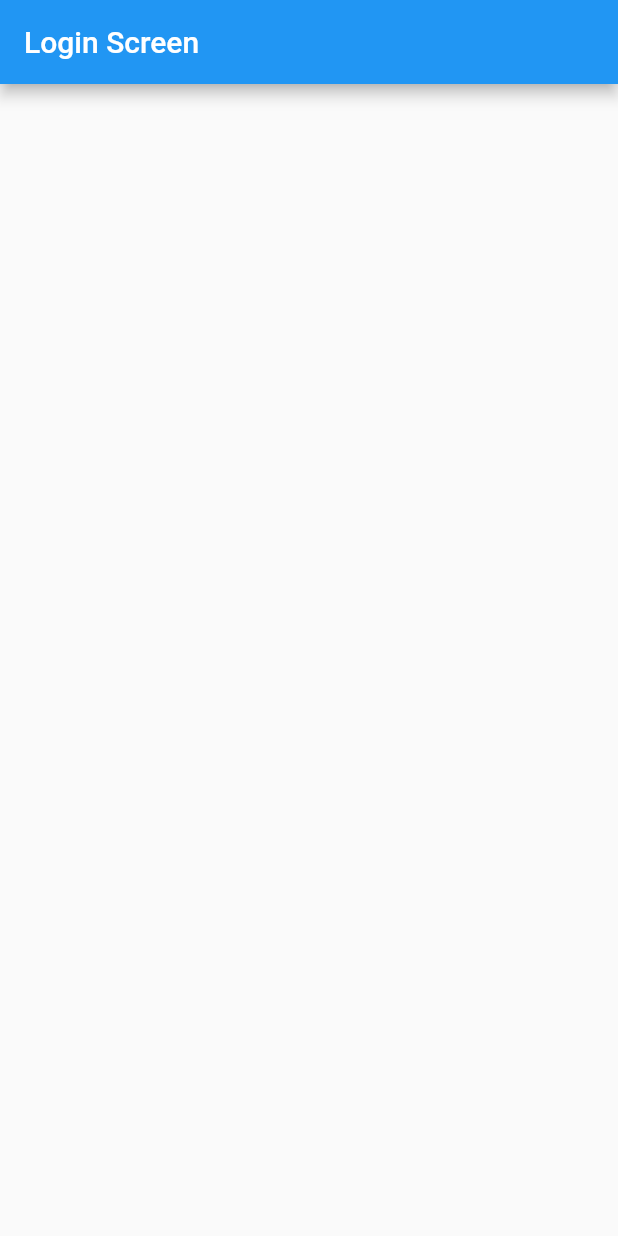
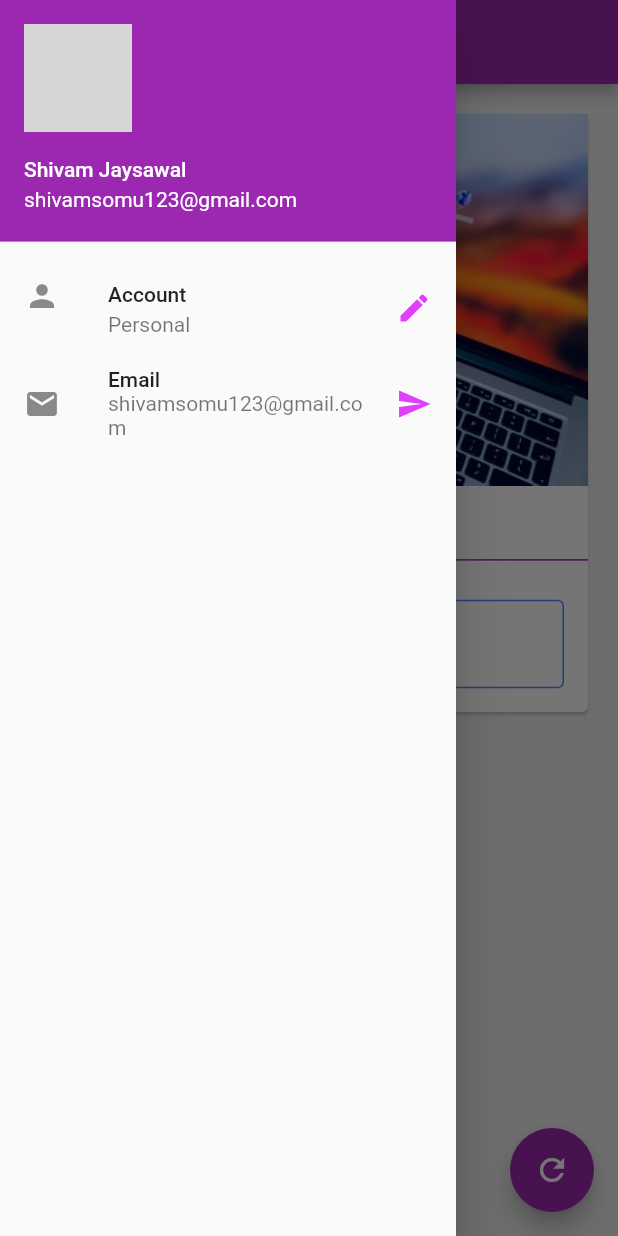
Before and after one commit to ShivamJaysawal/flutter_app, a Flutter app: the screen it shows after launch, with the side drawer open (before the commit the screen has no drawer), on a phone screen of 412 x 824 dp. Run offline on Flutter 3.47's test engine with Material 2 defaults, Android fonts, the phone set to English and light mode, and no system bars; network calls fail; grey boxes are pictures that could not be loaded.

Commit message:
tut4completed

```diff
--- /dev/null
+++ b/lib/ChangeNameCard.dart
@@ -0,0 +1,59 @@
+import 'package:flutter/material.dart';
+import 'package:flutter_app/bg_image.dart';
+
+class ChangeNameCard extends StatelessWidget {
+  const ChangeNameCard({
+    Key key,
+    @required this.myText,
+    @required TextEditingController nameController,
+  }) : _nameController = nameController, super(key: key);
+
+  final String myText;
+  final TextEditingController _nameController;
+
+  @override
+  Widget build(BuildContext context) {
+    return Column(
+      children: <Widget>[
+        BgImage(),
+        SizedBox(
+          height: 10,
+
+        ),
+        /*Divider(height: 20,color:Colors.purple,),*/
+        Text(myText,style: TextStyle(fontSize: 25,fontWeight: FontWeight.bold),),
+        SizedBox(
+          height: 10,
+
+        ),
+        Container(height: 1,width: double.infinity,color: Colors.purple,),
+        SizedBox(
+          height: 10,
+
+        ),
+        Padding(
+          padding: const EdgeInsets.all(16.0),
+          child: TextField(
+            controller:_nameController,
+            keyboardType: TextInputType.text,
+            //obscureText: true,
+            // inputFormatters:[WhitelistingTextInputFormatter.digitsOnly],
+            decoration: InputDecoration(
+                hintText:"Enter somrthing here",
+                // hintStyle: TextStyle(fontSize: 20.0, color: Colors.redAccent),
+                labelText: "Name",
+                // labelStyle: TextStyle(color: Colors.purple),
+                border:OutlineInputBorder(),
+                enabledBorder: OutlineInputBorder(borderSide: BorderSide(
+                  color: Colors.blueAccent,
+                ))
+
+            ),
+          ),
+        )
+
+
+      ],
+    );
+  }
+}
--- /dev/null
+++ b/lib/bg_image.dart
@@ -0,0 +1,10 @@
+import 'package:flutter/material.dart';
+
+class BgImage extends StatelessWidget {
+  @override
+  Widget build(BuildContext context) {
+    return  Image.asset(
+        "assets/bg.jpeg",
+        fit: BoxFit.cover);
+  }
+}
--- /dev/null
+++ b/lib/drawer.dart
@@ -0,0 +1,40 @@
+import 'package:flutter/material.dart';
+
+class MyDrawer extends StatelessWidget {
+  @override
+  Widget build(BuildContext context) {
+    return Drawer(
+      child: ListView(
+        padding: EdgeInsets.zero,
+        children: <Widget>[
+          /*DrawerHeader(
+              child: Text("Hi, I am drawer",style: TextStyle(color: Colors.white,fontWeight: FontWeight.bold),),
+              decoration: BoxDecoration(color: Colors.purpleAccent),
+            ),*/
+          UserAccountsDrawerHeader(
+            accountName: Text("Shivam Jaysawal"),
+            accountEmail: Text("shivamsomu123@gmail.com"),
+            currentAccountPicture:CircleAvatar(
+              backgroundImage: NetworkImage("https://images.unsplash.com/photo-1570295999919-56ceb5ecca61?ixlib=rb-1.2.1&ixid=eyJhcHBfaWQiOjEyMDd9&auto=format&fit=crop&w=500&q=80"),
+            ),
+          ),
+          ListTile(
+            leading: Icon(Icons.person),
+            title: Text("Account"),
+            subtitle: Text("Personal"),
+            trailing: Icon(Icons.edit,color: Colors.purpleAccent),
+          ),
+          ListTile(
+            leading: Icon(Icons.email),
+            title: Text("Email"),
+            subtitle: Text("shivamsomu123@gmail.com"),
+            trailing: Icon(Icons.send,color: Colors.purpleAccent),
+          )
+
+
+
+        ],
+      ),
+    );
+  }
+}
--- a/lib/main.dart
+++ b/lib/main.dart
@@ -1,21 +1,13 @@
 import 'package:flutter/material.dart';
 import 'package:flutter/cupertino.dart';
+import 'package:flutter_app/pages/home_page.dart';
 
 void main(){
   runApp(MaterialApp(
     title: "Shivam App",
-    home: HomePage()
+    home: HomePage(),
+    theme: ThemeData(
+      primarySwatch: Colors.purple
+    ),
   ));
 }
-
-class HomePage extends StatelessWidget {
-  @override
-  Widget build(BuildContext context) {
-    return Scaffold(
-      appBar: AppBar(
-        title: Text("Login Screen"),
-      ),
-      body:Container()
-    );
-  }
-}
--- /dev/null
+++ b/lib/pages/home_page.dart
@@ -0,0 +1,44 @@
+import 'package:flutter/material.dart';
+import 'package:flutter_app/ChangeNameCard.dart';
+import 'package:flutter_app/drawer.dart';
+
+class HomePage extends StatefulWidget {
+
+  @override
+  _HomePageState createState() => _HomePageState();
+}
+
+class _HomePageState extends State<HomePage> {
+  TextEditingController _nameController=TextEditingController();
+  var myText="Change Me";
+  @override
+  void initState() {
+    // TODO: implement initState
+    super.initState();
+  }
+  @override
+  Widget build(BuildContext context) {
+    return Scaffold(
+      backgroundColor: Colors.grey[200],
+      appBar: AppBar(
+        title: Text("Login Screen"),
+      ),
+      body:Padding(
+        padding: const EdgeInsets.all(16.0),
+        child: SingleChildScrollView(
+          child: Card(
+            child: new ChangeNameCard(myText: myText, nameController: _nameController),
+          ),
+        ),
+      ),
+      drawer: MyDrawer(),
+      floatingActionButton: FloatingActionButton(onPressed:(){
+        myText=_nameController.text;
+        setState(() {
+
+        });
+      },
+          child: Icon(Icons.refresh)),
+    );
+  }
+}
--- a/pubspec.yaml
+++ b/pubspec.yaml
@@ -42,8 +42,8 @@ flutter:
   uses-material-design: true
 
   # To add assets to your application, add an assets section, like this:
-  # assets:
-  #  - images/a_dot_burr.jpeg
+  assets:
+    - assets/
   #  - images/a_dot_ham.jpeg
 
   # An image asset can refer to one or more resolution-specific "variants", see
```
Also changed, not shown: assets/bg.jpeg (added).
